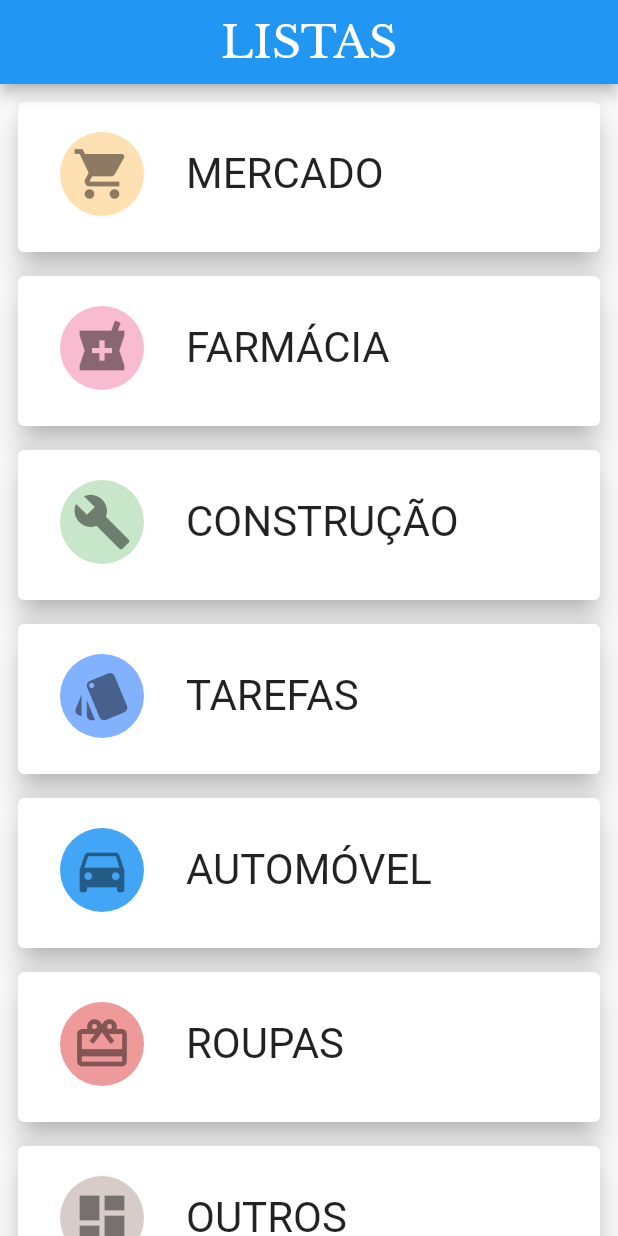
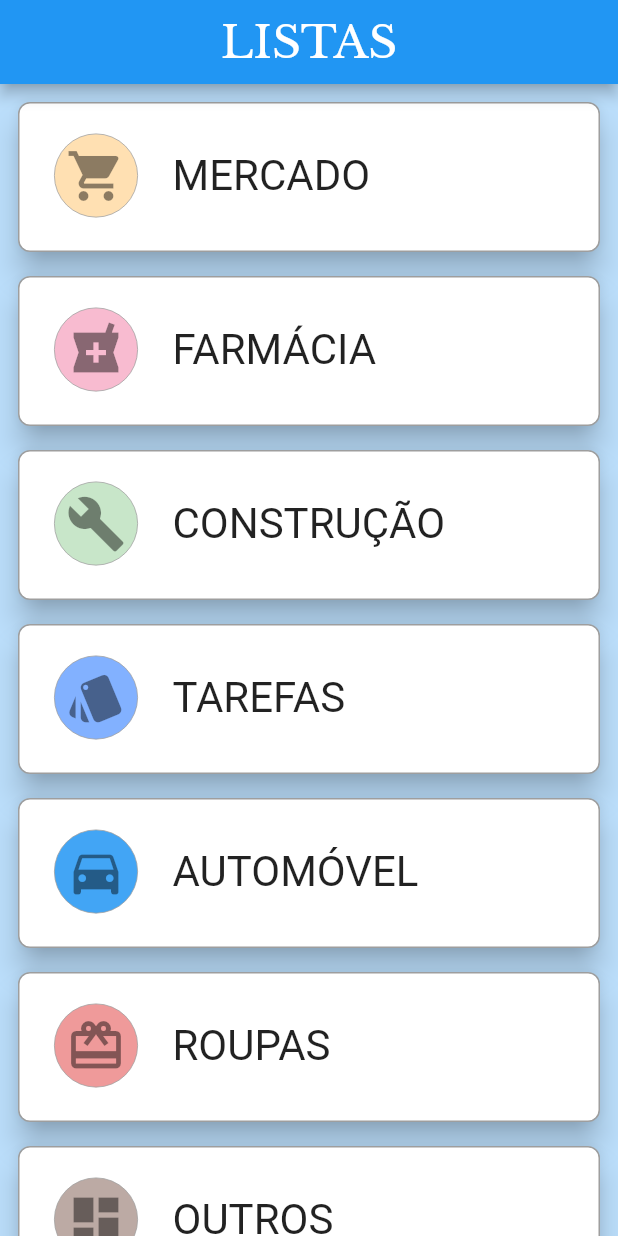
Before and after one commit to silvioagnello/tasks, a Flutter app: the screen it shows after launch, on a phone screen of 412 x 824 dp. Run offline on Flutter 3.47's test engine with Material 2 defaults, Android fonts, the phone set to English and light mode, and no system bars.

Commit message:
lista genérica

```diff
--- /dev/null
+++ b/lib/home.dart
@@ -0,0 +1,97 @@
+import 'package:flutter/material.dart';
+import 'package:task_mate/tasks.dart';
+
+class HomePage extends StatefulWidget {
+  @override
+  _HomePageState createState() => _HomePageState();
+}
+
+class _HomePageState extends State<HomePage> {
+  List<Category> _categories = [
+    Category("MERCADO", Icons.local_grocery_store, Colors.orange[100]),
+    Category("FARMÁCIA", Icons.local_pharmacy, Colors.pink[100]),
+    Category("CONSTRUÇÃO", Icons.build, Colors.green[100]),
+    Category("TAREFAS", Icons.style, Colors.blueAccent[100]),
+    Category("AUTOMÓVEL", Icons.directions_car, Colors.blue[400]),
+    Category("ROUPAS", Icons.card_giftcard, Colors.red[200]),
+    Category("OUTROS", Icons.dashboard, Colors.brown[200]),
+  ];
+
+  @override
+  Widget build(BuildContext context) {
+    return Scaffold(
+      appBar: AppBar(
+          title: Center(
+        child: Text("LISTAS",
+            style: TextStyle(
+                fontSize: 30.0,
+                // fontWeight: FontWeight.bold,
+                fontFamily: "LibreBaskerville")),
+      )),
+      body: buildBody(),
+    );
+  }
+
+  Container buildBody() {
+    return Container(
+      color: Colors.blue[100],
+      child: ListView.builder(
+        itemCount: _categories.length,
+        itemBuilder: _categoryCards,
+      ),
+    );
+  }
+
+  Widget _categoryCards(context, idx) {
+    return GestureDetector(
+      onTap: () {
+        Navigator.push(
+          context,
+          MaterialPageRoute(
+              builder: (context) => TasksPage(categ: _categories[idx].name.toString())),
+        );
+      },
+      child: Padding(
+        padding:
+            const EdgeInsets.only(top: 8.0, left: 8.0, right: 8.0, bottom: 0.0),
+        child: Card(
+          shape: RoundedRectangleBorder(
+            borderRadius: BorderRadius.circular(10.0),
+          ),
+          elevation: 8.0,
+          child: Container(
+            decoration: BoxDecoration(
+                borderRadius: BorderRadius.all(Radius.circular(8.0)),
+                border: Border.all(color: Colors.grey[500], width: 1.0)),
+            // color: _categories[idx].color,
+            height: 100.0,
+            child: Padding(
+              padding: const EdgeInsets.only(top: 20),
+              child: ListTile(
+                leading: Container(
+                  width: 70,
+                  height: 70,
+                  decoration: BoxDecoration(
+                      border: Border.all(color: Colors.grey[500], width: 0.5),
+                      shape: BoxShape.circle,
+                      color: _categories[idx].color),
+                  child: Icon(_categories[idx].icon, size: 40.0),
+                ),
+                title: Text(_categories[idx].name,
+                    style: TextStyle(fontSize: 28, color: Colors.black87)),
+              ),
+            ),
+          ),
+        ),
+      ),
+    );
+  }
+}
+
+class Category {
+  String name;
+  IconData icon;
+  Color color;
+
+  Category(this.name, this.icon, this.color);
+}
--- a/lib/main.dart
+++ b/lib/main.dart
@@ -1,79 +1,8 @@
 import 'package:flutter/material.dart';
+import 'package:task_mate/home.dart';
 
 void main() => runApp(MaterialApp(
       title: "task-mate",
       debugShowCheckedModeBanner: false,
-      home: Home(),
+      home: HomePage(),
     ));
-
-class Home extends StatefulWidget {
-  @override
-  _HomeState createState() => _HomeState();
-}
-
-class Category {
-  String name;
-  IconData icon;
-  Color color;
-
-  Category(this.name, this.icon, this.color);
-}
-
-class _HomeState extends State<Home> {
-  List<Category> _categories = [
-    Category("MERCADO", Icons.local_grocery_store, Colors.orange[100]),
-    Category("FARMÁCIA", Icons.local_pharmacy, Colors.pink[100]),
-    Category("CONSTRUÇÃO", Icons.build, Colors.green[100]),
-    Category("TAREFAS", Icons.style, Colors.blueAccent[100]),
-    Category("AUTOMÓVEL", Icons.directions_car, Colors.blue[400]),
-    Category("ROUPAS", Icons.card_giftcard, Colors.red[200]),
-    Category("OUTROS", Icons.dashboard, Colors.brown[100]),
-  ];
-
-  @override
-  Widget build(BuildContext context) {
-    return Scaffold(
-      appBar: AppBar(
-          title: Center(
-        child: Text("LISTAS",
-            style: TextStyle(
-                fontSize: 30.0,
-                // fontWeight: FontWeight.bold,
-                fontFamily: "LibreBaskerville")),
-      )),
-      body: ListView.builder(
-        itemCount: _categories.length,
-        itemBuilder: _categoryCards,
-      ),
-    );
-  }
-
-  Widget _categoryCards(context, idx) {
-    return GestureDetector(
-      child: Padding(
-        padding: const EdgeInsets.only(top: 8.0, left: 8.0, right: 8.0),
-        child: Card(
-          elevation: 8.0,
-          child: Container(
-            // color: _categories[idx].color,
-            height: 100.0,
-            child: Padding(
-              padding: const EdgeInsets.only(top: 20),
-              child: ListTile(
-                leading: Container(
-                  width: 80,
-                  height: 80,
-                  decoration: BoxDecoration(shape: BoxShape.circle,
-                  color: _categories[idx].color),
-                  child: Icon(_categories[idx].icon, size: 40.0),
-                ),
-                title: Text(_categories[idx].name,
-                    style: TextStyle(fontSize: 28, color: Colors.black87)),
-              ),
-            ),
-          ),
-        ),
-      ),
-    );
-  }
-}
--- a/pubspec.yaml
+++ b/pubspec.yaml
@@ -23,6 +23,7 @@ dependencies:
   # The following adds the Cupertino Icons font to your application.
   # Use with the CupertinoIcons class for iOS style icons.
   cupertino_icons: ^0.1.2
+  path_provider: ^1.1.0
 
 dev_dependencies:
   flutter_test:
```
Also changed, not shown: lib/tasks.dart (added, +184 -0 lines), pubspec.lock.
